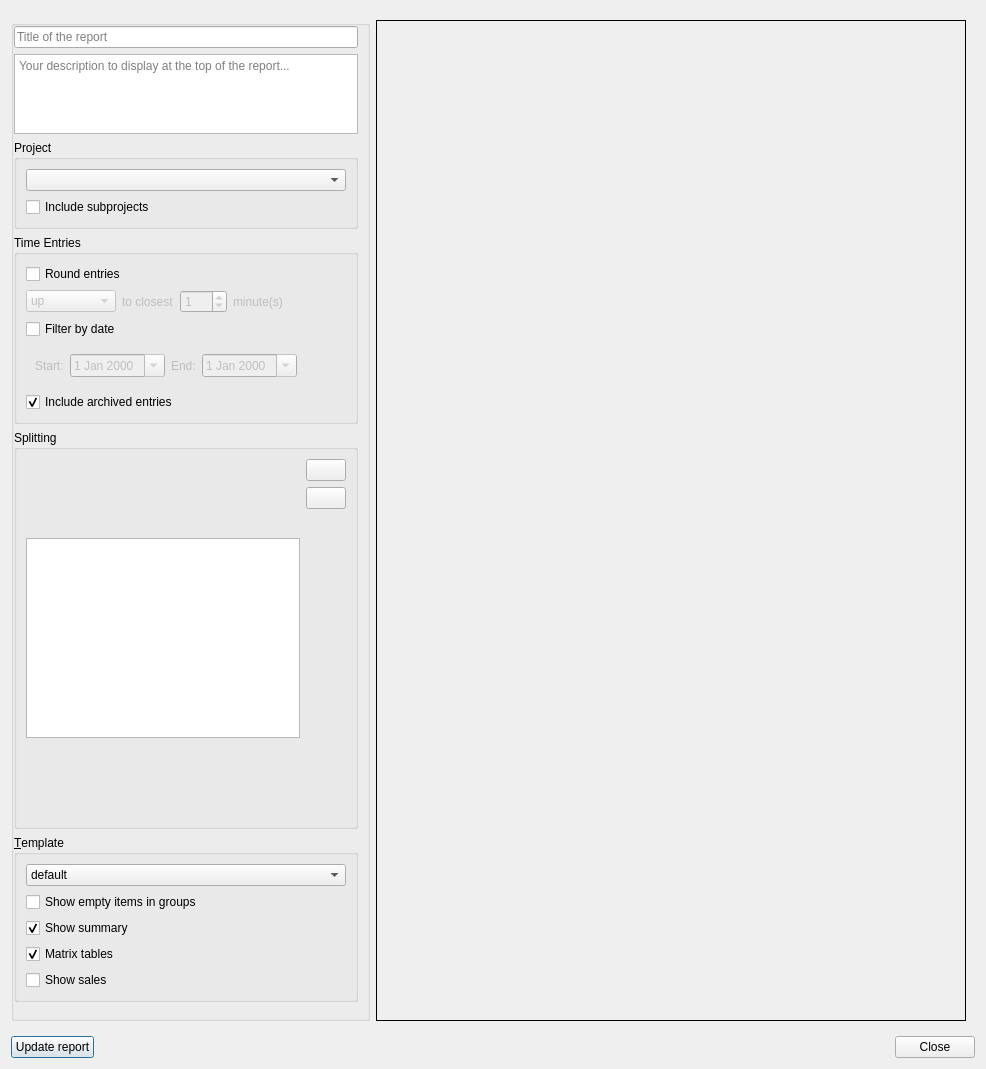
The window that source/report/reportDialog.ui (jansorg/tom-ui) describes before a commit, drawn with Qt 5.
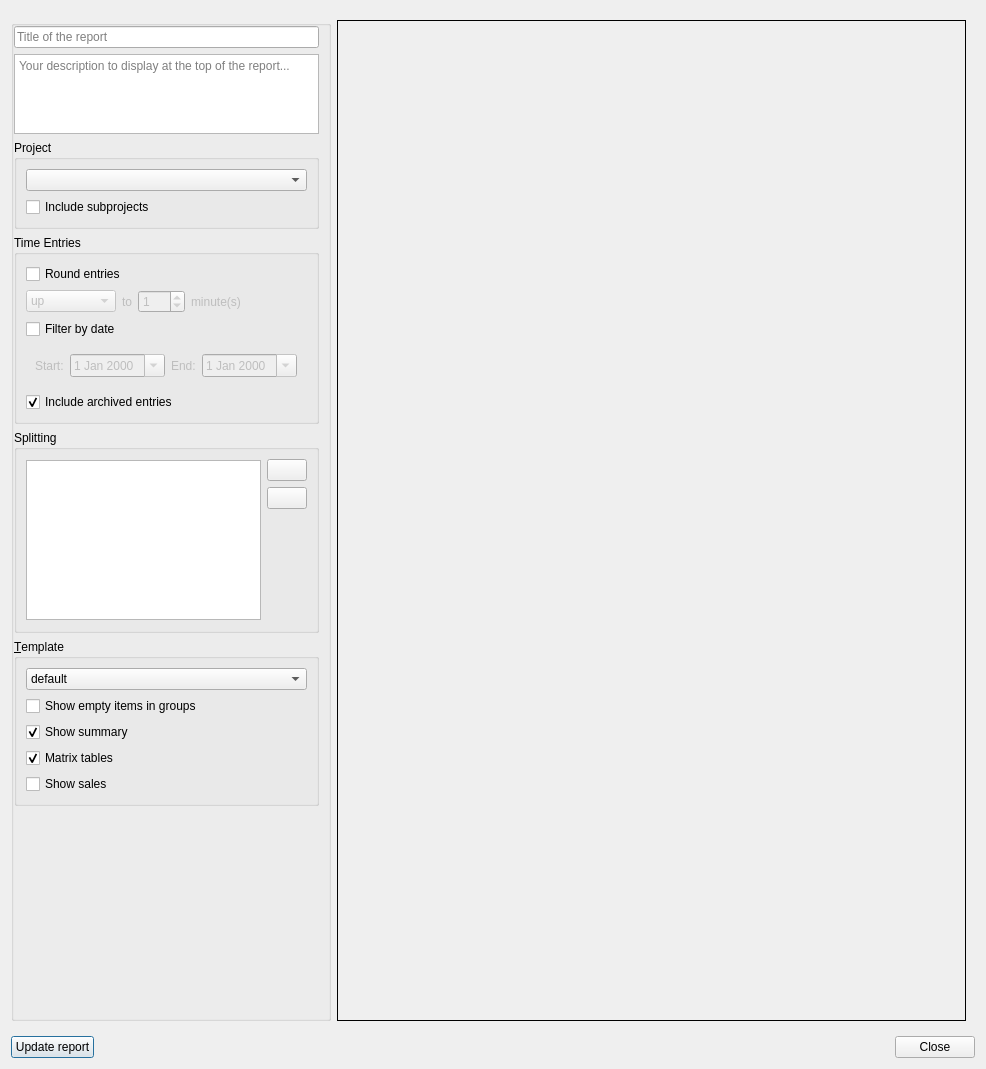
The same window after the commit. Icons and pictures are not drawn. Custom widgets are drawn as their Qt base class.

The edit to the form file:
```diff
--- a/source/report/reportDialog.ui
+++ b/source/report/reportDialog.ui
@@ -40,10 +40,16 @@
         </property>
         <property name="minimumSize">
          <size>
-          <width>0</width>
+          <width>300</width>
           <height>0</height>
          </size>
         </property>
+        <property name="maximumSize">
+         <size>
+          <width>320</width>
+          <height>16777215</height>
+         </size>
+        </property>
         <property name="title">
          <string/>
         </property>
@@ -57,7 +63,124 @@
          <property name="topMargin">
           <number>0</number>
          </property>
-         <item row="2" column="1">
+         <item row="6" column="0">
+          <spacer name="verticalSpacer_2">
+           <property name="orientation">
+            <enum>Qt::Vertical</enum>
+           </property>
+           <property name="sizeHint" stdset="0">
+            <size>
+             <width>0</width>
+             <height>0</height>
+            </size>
+           </property>
+          </spacer>
+         </item>
+         <item row="4" column="0">
+          <widget class="QGroupBox" name="groupBox_4">
+           <property name="title">
+            <string>Splitting</string>
+           </property>
+           <layout class="QVBoxLayout" name="verticalLayout_8">
+            <item>
+             <layout class="QHBoxLayout" name="splitLayout">
+              <item>
+               <widget class="QListView" name="splitList">
+                <property name="sizePolicy">
+                 <sizepolicy hsizetype="Expanding" vsizetype="Minimum">
+                  <horstretch>0</horstretch>
+                  <verstretch>0</verstretch>
+                 </sizepolicy>
+                </property>
+                <property name="maximumSize">
+                 <size>
+                  <width>16777215</width>
+                  <height>160</height>
+                 </size>
+                </property>
+                <property name="editTriggers">
+                 <set>QAbstractItemView::NoEditTriggers</set>
+                </property>
+                <property name="showDropIndicator" stdset="0">
+                 <bool>false</bool>
+                </property>
+                <property name="dragEnabled">
+                 <bool>false</bool>
+                </property>
+                <property name="dragDropMode">
+                 <enum>QAbstractItemView::NoDragDrop</enum>
+                </property>
+                <property name="defaultDropAction">
+                 <enum>Qt::CopyAction</enum>
+                </property>
+                <property name="flow">
+                 <enum>QListView::TopToBottom</enum>
+                </property>
+                <property name="resizeMode">
+                 <enum>QListView::Adjust</enum>
+                </property>
+                <property name="viewMode">
+                 <enum>QListView::ListMode</enum>
+                </property>
+               </widget>
+              </item>
+              <item>
+               <layout class="QVBoxLayout" name="verticalLayout_2">
+                <item>
+                 <widget class="QPushButton" name="splitMoveUp">
+                  <property name="text">
+                   <string/>
+                  </property>
+                  <property name="icon">
+                   <iconset theme="go-up">
+                    <normaloff>../../../../../../../home/jansorg/.designer/backup</normaloff>../../../../../../../home/jansorg/.designer/backup</iconset>
+                  </property>
+                  <property name="shortcut">
+                   <string>Alt+Up</string>
+                  </property>
+                  <property name="autoDefault">
+                   <bool>false</bool>
+                  </property>
+                 </widget>
+                </item>
+                <item>
+                 <widget class="QPushButton" name="splitMoveDown">
+                  <property name="text">
+                   <string/>
+                  </property>
+                  <property name="icon">
+                   <iconset theme="go-down">
+                    <normaloff>../../../../../../../home/jansorg/.designer/backup</normaloff>../../../../../../../home/jansorg/.designer/backup</iconset>
+                  </property>
+                  <property name="shortcut">
+                   <string>Alt+Down</string>
+                  </property>
+                  <property name="autoDefault">
+                   <bool>false</bool>
+                  </property>
+                 </widget>
+                </item>
+                <item>
+                 <spacer name="verticalSpacer">
+                  <property name="orientation">
+                   <enum>Qt::Vertical</enum>
+                  </property>
+                  <property name="sizeHint" stdset="0">
+                   <size>
+                    <width>20</width>
+                    <height>40</height>
+                   </size>
+                  </property>
+                 </spacer>
+                </item>
+               </layout>
+              </item>
+             </layout>
+            </item>
+           </layout>
+          </widget>
+         </item>
+         <item row="2" column="0">
           <widget class="QGroupBox" name="groupBox">
            <property name="title">
             <string>Project</string>
@@ -79,7 +202,23 @@
            </layout>
           </widget>
          </item>
-         <item row="5" column="1">
+         <item row="1" column="0">
+          <widget class="QPlainTextEdit" name="descriptionEdit">
+           <property name="maximumSize">
+            <size>
+             <width>16777215</width>
+             <height>80</height>
+            </size>
+           </property>
+           <property name="tabChangesFocus">
+            <bool>true</bool>
+           </property>
+           <property name="placeholderText">
+            <string>Your description to display at the top of the report...</string>
+           </property>
+          </widget>
+         </item>
+         <item row="3" column="0">
           <widget class="QGroupBox" name="groupBox_3">
            <property name="title">
             <string>Time Entries</string>
@@ -138,7 +277,7 @@
                     </size>
                    </property>
                    <property name="text">
-                    <string>to closest</string>
+                    <string>to</string>
                    </property>
                   </widget>
                  </item>
@@ -162,22 +301,22 @@
                    </property>
                   </widget>
                  </item>
-                 <item>
-                  <spacer name="horizontalSpacer">
-                   <property name="orientation">
-                    <enum>Qt::Horizontal</enum>
-                   </property>
-                   <property name="sizeHint" stdset="0">
-                    <size>
-                     <width>10</width>
-                     <height>20</height>
-                    </size>
-                   </property>
-                  </spacer>
-                 </item>
                 </layout>
                </widget>
               </item>
+              <item>
+               <spacer name="horizontalSpacer_3">
+                <property name="orientation">
+                 <enum>Qt::Horizontal</enum>
+                </property>
+                <property name="sizeHint" stdset="0">
+                 <size>
+                  <width>40</width>
+                  <height>20</height>
+                 </size>
+                </property>
+               </spacer>
+              </item>
              </layout>
             </item>
             <item>
@@ -222,7 +361,7 @@
                 </widget>
                </item>
                <item>
-                <spacer name="horizontalSpacer_3">
+                <spacer name="horizontalSpacer">
                  <property name="orientation">
                   <enum>Qt::Horizontal</enum>
                  </property>
@@ -250,37 +389,7 @@
            </layout>
           </widget>
          </item>
-         <item row="13" column="1">
-          <spacer name="verticalSpacer_2">
-           <property name="orientation">
-            <enum>Qt::Vertical</enum>
-           </property>
-          </spacer>
-         </item>
-         <item row="0" column="1">
-          <widget class="QLineEdit" name="titleEdit">
-           <property name="placeholderText">
-            <string>Title of the report</string>
-           </property>
-          </widget>
-         </item>
-         <item row="1" column="1">
-          <widget class="QPlainTextEdit" name="descriptionEdit">
-           <property name="maximumSize">
-            <size>
-             <width>16777215</width>
-             <height>80</height>
-            </size>
-           </property>
-           <property name="tabChangesFocus">
-            <bool>true</bool>
-           </property>
-           <property name="placeholderText">
-            <string>Your description to display at the top of the report...</string>
-           </property>
-          </widget>
-         </item>
-         <item row="8" column="1">
+         <item row="5" column="0">
           <widget class="QGroupBox" name="groupBox_5">
            <property name="title">
             <string>&amp;Template</string>
@@ -337,108 +446,11 @@
            </layout>
           </widget>
          </item>
-         <item row="7" column="1">
-          <widget class="QGroupBox" name="groupBox_4">
-           <property name="title">
-            <string>Splitting</string>
+         <item row="0" column="0">
+          <widget class="QLineEdit" name="titleEdit">
+           <property name="placeholderText">
+            <string>Title of the report</string>
            </property>
-           <layout class="QVBoxLayout" name="verticalLayout_8">
-            <item>
-             <layout class="QHBoxLayout" name="splitLayout">
-              <item>
-               <widget class="QListView" name="splitList">
-                <property name="sizePolicy">
-                 <sizepolicy hsizetype="Expanding" vsizetype="Minimum">
-                  <horstretch>0</horstretch>
-                  <verstretch>0</verstretch>
-                 </sizepolicy>
-                </property>
-                <property name="maximumSize">
-                 <size>
-                  <width>16777215</width>
-                  <height>200</height>
-                 </size>
-                </property>
-                <property name="editTriggers">
-                 <set>QAbstractItemView::NoEditTriggers</set>
-                </property>
-                <property name="showDropIndicator" stdset="0">
-                 <bool>false</bool>
-                </property>
-                <property name="dragEnabled">
-                 <bool>false</bool>
-                </property>
-                <property name="dragDropMode">
-                 <enum>QAbstractItemView::NoDragDrop</enum>
-                </property>
-                <property name="defaultDropAction">
-                 <enum>Qt::CopyAction</enum>
-                </property>
-                <property name="flow">
-                 <enum>QListView::TopToBottom</enum>
-                </property>
-                <property name="resizeMode">
-                 <enum>QListView::Adjust</enum>
-                </property>
-                <property name="viewMode">
-                 <enum>QListView::ListMode</enum>
-                </property>
-               </widget>
-              </item>
-              <item>
-               <layout class="QVBoxLayout" name="verticalLayout_2">
-                <item>
-                 <widget class="QPushButton" name="splitMoveUp">
-                  <property name="text">
-                   <string/>
-                  </property>
-                  <property name="icon">
-                   <iconset theme="go-up">
-                    <normaloff>../../../../../../../home/jansorg/.designer/backup</normaloff>../../../../../../../home/jansorg/.designer/backup</iconset>
-                  </property>
-                  <property name="shortcut">
-                   <string>Alt+Up</string>
-                  </property>
-                  <property name="autoDefault">
-                   <bool>false</bool>
-                  </property>
-                 </widget>
-                </item>
-                <item>
-                 <widget class="QPushButton" name="splitMoveDown">
-                  <property name="text">
-                   <string/>
-                  </property>
-                  <property name="icon">
-                   <iconset theme="go-down">
-                    <normaloff>../../../../../../../home/jansorg/.designer/backup</normaloff>../../../../../../../home/jansorg/.designer/backup</iconset>
-                  </property>
-                  <property name="shortcut">
-                   <string>Alt+Down</string>
-                  </property>
-                  <property name="autoDefault">
-                   <bool>false</bool>
-                  </property>
-                 </widget>
-                </item>
-                <item>
-                 <spacer name="verticalSpacer">
-                  <property name="orientation">
-                   <enum>Qt::Vertical</enum>
-                  </property>
-                  <property name="sizeHint" stdset="0">
-                   <size>
-                    <width>20</width>
-                    <height>40</height>
-                   </size>
-                  </property>
-                 </spacer>
-                </item>
-               </layout>
-              </item>
-             </layout>
-            </item>
-           </layout>
           </widget>
          </item>
         </layout>
```
Left out of the diff: 1 changed line with no effect on the pictures.
